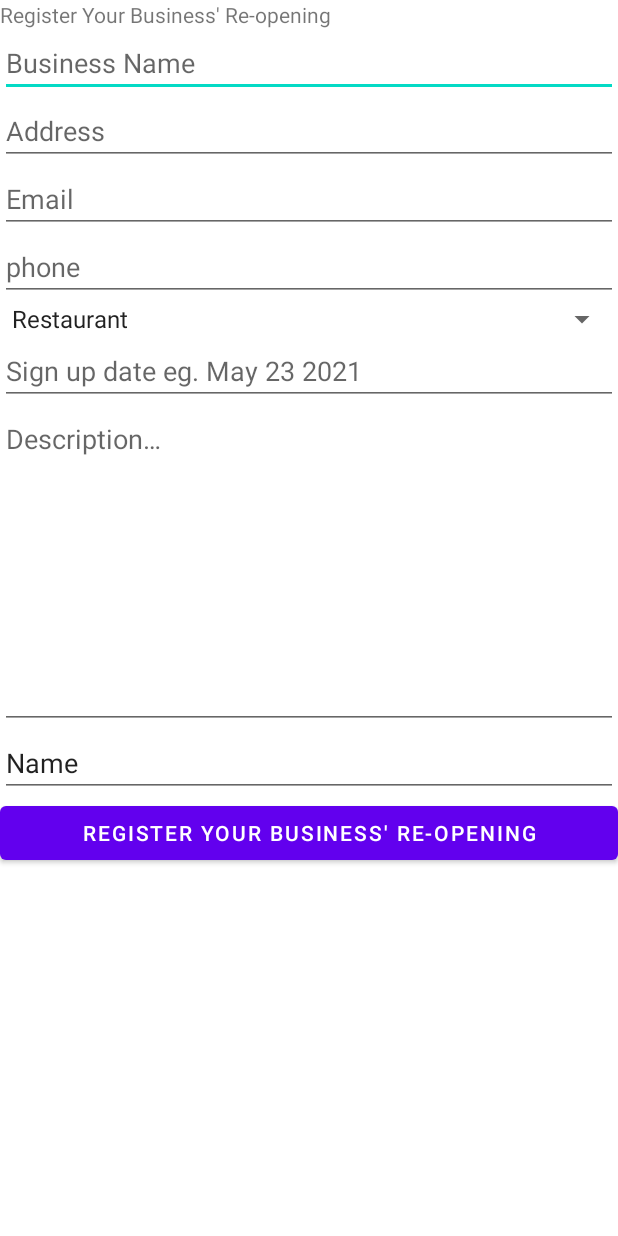
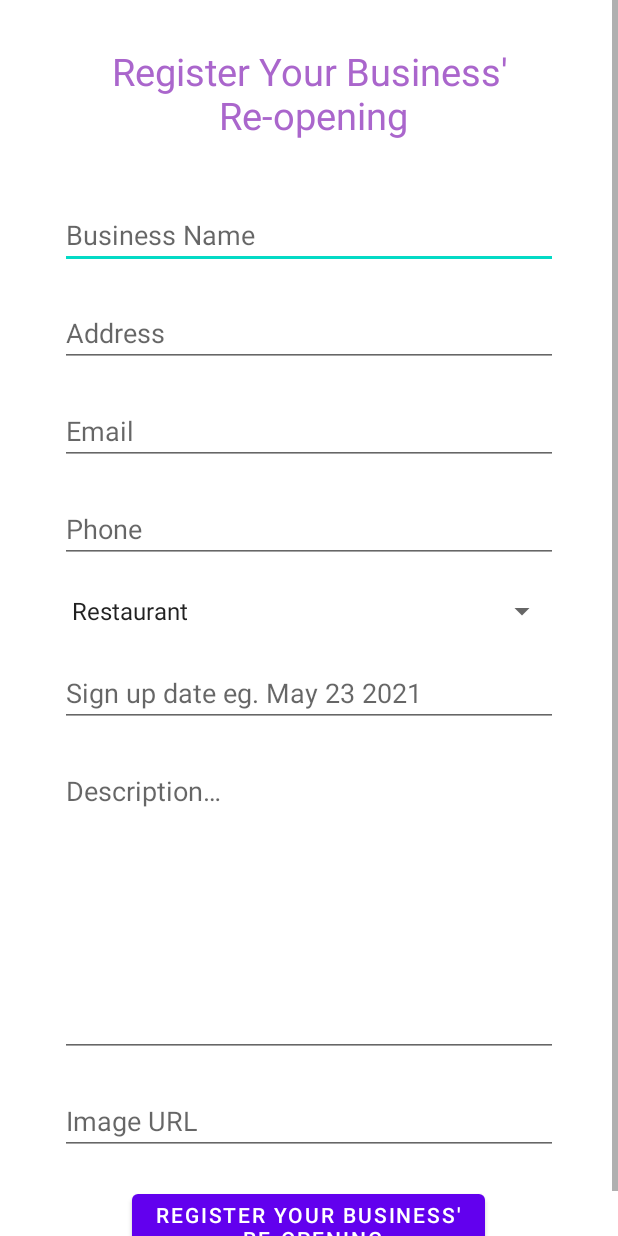
Before and after one commit to jeff-pancho/ReOpen, an Android app: the SignUpActivity screen opened directly, with no data from a screen before it, on a phone screen of 412 x 824 dp. Run offline under Robolectric (Android 15) with nearby library versions, the phone set to English and light mode, and no system bars; our stand-ins replace Firebase (no records; nobody signed in at launch, a user with empty details on screens opened directly).

Commit message:
Styling login, register, and signup activities

```diff
--- a/app/src/main/res/layout/activity_signup.xml
+++ b/app/src/main/res/layout/activity_signup.xml
@@ -12,84 +12,78 @@
 
         <LinearLayout
             android:layout_width="match_parent"
-            android:layout_height="match_parent"
-            android:orientation="vertical"
-            tools:layout_editor_absoluteX="199dp"
-            tools:layout_editor_absoluteY="176dp">
+            android:layout_height="wrap_content"
+            android:orientation="vertical" >
 
             <TextView
                 android:id="@+id/post_title"
-                android:layout_width="match_parent"
-                android:layout_height="wrap_content"
+                style="@style/InputHeader"
                 android:text="@string/sign_up_title"/>
 
             <EditText
                 android:id="@+id/sign_up_name"
-                android:layout_width="match_parent"
-                android:layout_height="wrap_content"
-                android:ems="10"
+                style="@style/TextPrompt"
+                android:layout_marginVertical="10dp"
                 android:inputType="textPersonName"
                 android:hint="@string/business_name" />
 
             <EditText
                 android:id="@+id/sign_up_address"
-                android:layout_width="match_parent"
-                android:layout_height="wrap_content"
-                android:ems="10"
+                style="@style/TextPrompt"
+                android:layout_marginVertical="10dp"
                 android:inputType="textPostalAddress"
                 android:hint="@string/business_address"/>
 
             <EditText
                 android:id="@+id/sign_up_email"
-                android:layout_width="match_parent"
-                android:layout_height="wrap_content"
-                android:ems="10"
+                style="@style/TextPrompt"
+                android:layout_marginVertical="10dp"
                 android:inputType="textEmailAddress"
                 android:hint="@string/business_email"/>
 
             <EditText
                 android:id="@+id/sign_up_phone"
-                android:layout_width="match_parent"
-                android:layout_height="wrap_content"
-                android:ems="10"
+                style="@style/TextPrompt"
+                android:layout_marginVertical="10dp"
                 android:inputType="phone"
                 android:hint="@string/business_phone"/>
 
             <Spinner
                 android:id="@+id/category_spinner"
-                android:layout_width="match_parent"
-                android:layout_height="wrap_content"
+                style="@style/TextPrompt"
+                android:layout_marginVertical="10dp"
                 android:entries="@array/business_categories"/>
 
             <EditText
                 android:id="@+id/sign_up_date"
-                android:layout_width="match_parent"
-                android:layout_height="wrap_content"
-                android:ems="10"
+                style="@style/TextPrompt"
+                android:layout_marginVertical="10dp"
                 android:inputType="date"
                 android:hint="@string/business_date"/>
 
             <EditText
                 android:id="@+id/sign_up_description"
-                android:layout_width="match_parent"
-                android:layout_height="wrap_content"
-                android:ems="10"
+                style="@style/TextPrompt"
+                android:layout_height="200dp"
+                android:layout_marginVertical="10dp"
                 android:gravity="start|top"
                 android:inputType="textMultiLine"
                 android:hint="@string/business_description"/>
 
             <EditText
                 android:id="@+id/sign_up_image_url"
-                android:layout_width="match_parent"
-                android:layout_height="wrap_content"
+                style="@style/TextPrompt"
+                android:layout_marginVertical="10dp"
                 android:ems="10"
-                android:inputType="textPersonName"
-                android:text="Name" />
+                android:inputType="textUri"
+                android:hint="@string/business_image_url" />
 
             <Button
                 android:id="@+id/sign_up_button"
-                android:layout_width="match_parent"
+                android:layout_width="wrap_content"
                 android:layout_height="wrap_content"
+                android:layout_marginVertical="10dp"
+                android:layout_gravity="center_horizontal"
                 android:text="@string/sign_up_title" />
         </LinearLayout>
 
--- a/app/src/main/res/values/strings.xml
+++ b/app/src/main/res/values/strings.xml
@@ -24,13 +24,14 @@
     <string name="create_new_account">Create new account</string>
 
     <!-- Strings for sign up page-->
-    <string name="sign_up_title">Register Your Business\' Re-opening</string>
+    <string name="sign_up_title">Register Your Business\'\n Re-opening</string>
     <string name="business_name">Business Name</string>
     <string name="business_address">Address</string>
     <string name="business_email">Email</string>
-    <string name="business_phone">phone</string>
+    <string name="business_phone">Phone</string>
     <string name="business_date">Sign up date eg. May 23 2021</string>
     <string name="business_description">Description…\n\n\n\n\n\n\n\n</string>
+    <string name="business_image_url">Image URL</string>
 
     <!-- Strings for sign up spinner -->
     <!-- Note: These strings are passed to database for "category" type.-->
--- a/app/src/main/res/values/styles.xml
+++ b/app/src/main/res/values/styles.xml
@@ -13,4 +13,21 @@
         <item name="android:layout_marginHorizontal">20dp</item>
         <item name="android:scrollbars">horizontal</item>
     </style>
+
+    <style name="InputHeader">
+        <item name="android:layout_width">wrap_content</item>
+        <item name="android:layout_height">wrap_content</item>
+        <item name="android:layout_marginVertical">30dp</item>
+        <item name="android:textSize">25sp</item>
+        <item name="android:layout_gravity">center_horizontal</item>
+        <item name="android:gravity">center_horizontal</item>
+        <item name="android:textColor">@android:color/holo_purple</item>
+    </style>
+
+    <style name="TextPrompt">
+        <item name="android:layout_width">match_parent</item>
+        <item name="android:layout_height">wrap_content</item>
+        <item name="android:layout_marginHorizontal">40dp</item>
+        <item name="android:layout_gravity">center_horizontal</item>
+    </style>
 </resources>
```
Also changed, not shown: app/src/main/res/layout/activity_login.xml (+14 -28 lines), app/src/main/res/layout/activity_register.xml (+13 -27 lines).
